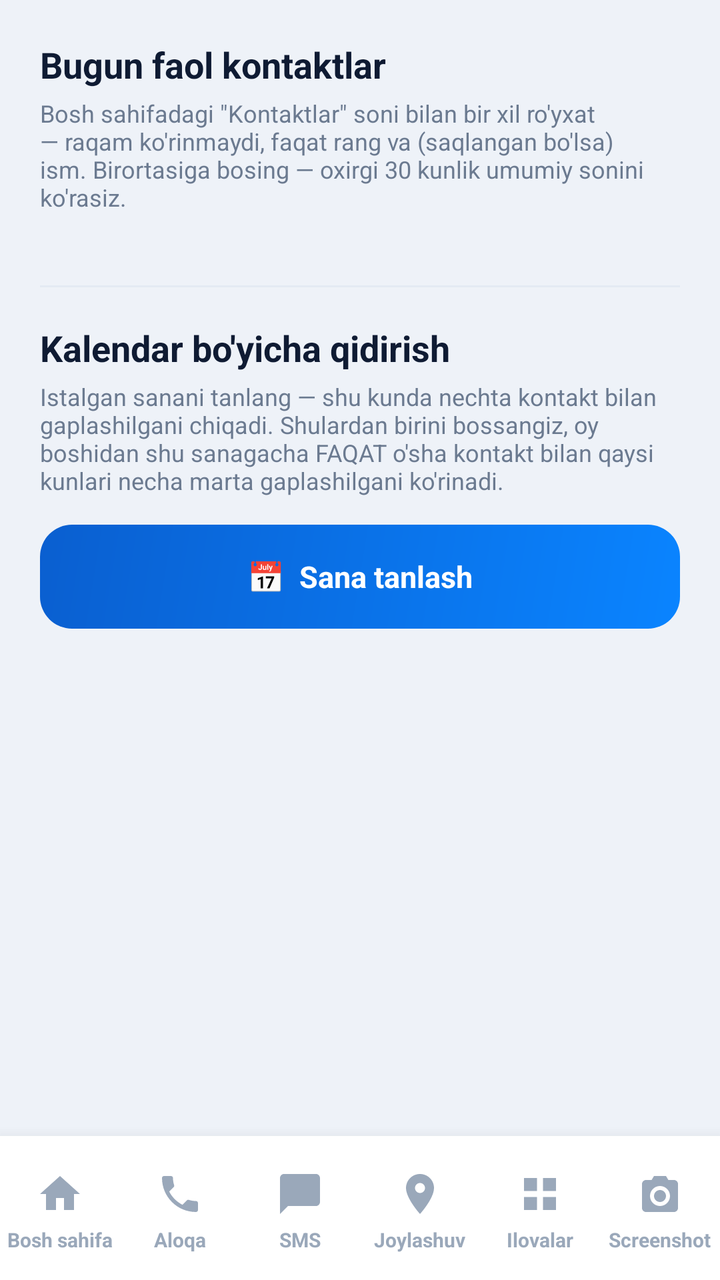
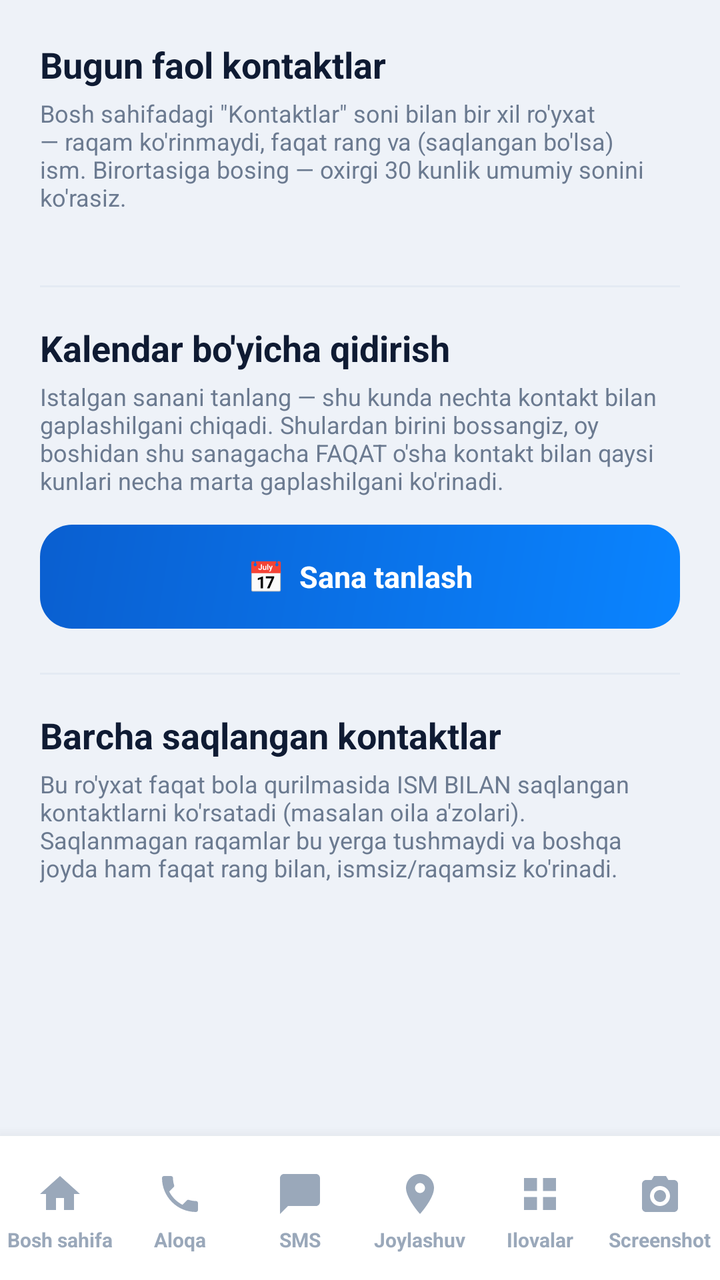

An Android layout rendered at two revisions. The XML below is the earlier revision; the diff shows what the commit changed to produce the second picture.
<!-- AndroidManifest.xml: application theme Theme.OilaNazorati -->
<!-- res/layout/activity_saved_contacts.xml -->
<?xml version="1.0" encoding="utf-8"?>
<LinearLayout xmlns:android="http://schemas.android.com/apk/res/android"
    android:layout_width="match_parent"
    android:layout_height="match_parent"
    android:orientation="vertical"
    android:background="@color/color_bg">

    <ScrollView
        android:layout_width="match_parent"
        android:layout_height="0dp"
        android:layout_weight="1">

        <LinearLayout
            android:layout_width="match_parent"
            android:layout_height="wrap_content"
            android:orientation="vertical"
            android:padding="20dp">

            <TextView
                android:layout_width="match_parent"
                android:layout_height="wrap_content"
                android:text="Bugun faol kontaktlar"
                android:textSize="18sp"
                android:textStyle="bold"
                android:textColor="@color/color_text_primary"/>

            <TextView
                android:layout_width="match_parent"
                android:layout_height="wrap_content"
                android:text="Bosh sahifadagi &quot;Kontaktlar&quot; soni bilan bir xil ro'yxat — raqam ko'rinmaydi, faqat rang va (saqlangan bo'lsa) ism. Birortasiga bosing — oxirgi 30 kunlik umumiy sonini ko'rasiz."
                android:textSize="12sp"
                android:textColor="@color/color_text_secondary"
                android:layout_marginTop="4dp"
                android:layout_marginBottom="14dp"/>

            <TextView
                android:id="@+id/todayEmptyText"
                android:layout_width="match_parent"
                android:layout_height="wrap_content"
                android:text="Bugun hali hech kim bilan gaplashilmagan."
                android:textSize="13sp"
                android:textColor="@color/color_text_secondary"
                android:visibility="gone"
                android:layout_marginBottom="8dp"/>

            <androidx.recyclerview.widget.RecyclerView
                android:id="@+id/todayContactsList"
                android:layout_width="match_parent"
                android:layout_height="wrap_content"
                android:nestedScrollingEnabled="false"/>

            <View
                android:layout_width="match_parent"
                android:layout_height="1dp"
                android:background="@color/color_border"
                android:layout_marginTop="22dp"
                android:layout_marginBottom="18dp"/>

            <TextView
                android:layout_width="match_parent"
                android:layout_height="wrap_content"
                android:text="Kalendar bo'yicha qidirish"
                android:textSize="18sp"
                android:textStyle="bold"
                android:textColor="@color/color_text_primary"/>

            <TextView
                android:layout_width="match_parent"
                android:layout_height="wrap_content"
                android:text="Istalgan sanani tanlang — shu kunda nechta kontakt bilan gaplashilgani chiqadi. Shulardan birini bossangiz, oy boshidan shu sanagacha FAQAT o'sha kontakt bilan qaysi kunlari necha marta gaplashilgani ko'rinadi."
                android:textSize="12sp"
                android:textColor="@color/color_text_secondary"
                android:layout_marginTop="4dp"
                android:layout_marginBottom="14dp"/>

            <TextView
                android:id="@+id/btnPickDate"
                android:layout_width="match_parent"
                android:layout_height="52dp"
                android:gravity="center"
                android:text="📅  Sana tanlash"
                android:textColor="#FFFFFF"
                android:textStyle="bold"
                android:textSize="15sp"
                android:background="@drawable/bg_button_primary"
                android:clickable="true"
                android:focusable="true"/>

            <LinearLayout
                android:id="@+id/dayResultCard"
                android:layout_width="match_parent"
                android:layout_height="wrap_content"
                android:orientation="vertical"
                android:background="@drawable/bg_card_theme"
                android:padding="16dp"
                android:layout_marginTop="16dp"
                android:visibility="gone">

                <TextView
                    android:id="@+id/selectedDateLabel"
                    android:layout_width="match_parent"
                    android:layout_height="wrap_content"
                    android:textSize="13sp"
                    android:textColor="@color/color_text_secondary"/>

                <TextView
                    android:id="@+id/dayCountLabel"
                    android:layout_width="match_parent"
                    android:layout_height="wrap_content"
                    android:textSize="16sp"
                    android:textStyle="bold"
                    android:textColor="@color/color_text_primary"
                    android:layout_marginTop="2dp"
                    android:layout_marginBottom="12dp"/>

                <TextView
                    android:id="@+id/dayEmptyText"
                    android:layout_width="match_parent"
                    android:layout_height="wrap_content"
                    android:text="Bu kunda hech kim bilan gaplashilmagan."
                    android:textSize="13sp"
                    android:textColor="@color/color_text_secondary"
                    android:visibility="gone"/>

                <androidx.recyclerview.widget.RecyclerView
                    android:id="@+id/dayContactsList"
                    android:layout_width="match_parent"
                    android:layout_height="wrap_content"
                    android:nestedScrollingEnabled="false"/>

            </LinearLayout>

        </LinearLayout>
    </ScrollView>

    <include layout="@layout/layout_bottom_nav"/>

</LinearLayout>
<!-- res/layout/layout_bottom_nav.xml (included above) -->
<?xml version="1.0" encoding="utf-8"?>
<LinearLayout xmlns:android="http://schemas.android.com/apk/res/android"
    android:layout_width="match_parent"
    android:layout_height="72dp"
    android:orientation="horizontal"
    android:background="@color/color_surface"
    android:elevation="12dp"
    android:paddingTop="4dp">

    <LinearLayout
        android:id="@+id/navHome"
        android:layout_width="0dp" android:layout_height="match_parent" android:layout_weight="1"
        android:orientation="vertical" android:gravity="center"
        android:background="?attr/selectableItemBackground" android:clickable="true" android:focusable="true">
        <ImageView android:layout_width="24dp" android:layout_height="24dp" android:src="@drawable/ic_nav_home" android:tint="@color/color_nav_inactive" android:contentDescription="Bosh sahifa"/>
        <TextView android:layout_width="wrap_content" android:layout_height="wrap_content" android:layout_marginTop="4dp" android:text="Bosh sahifa" android:textColor="@color/color_nav_inactive" android:textSize="10sp" android:textStyle="bold" android:maxLines="1" android:ellipsize="end"/>
    </LinearLayout>

    <LinearLayout
        android:id="@+id/navCalls"
        android:layout_width="0dp" android:layout_height="match_parent" android:layout_weight="1"
        android:orientation="vertical" android:gravity="center"
        android:background="?attr/selectableItemBackground" android:clickable="true" android:focusable="true">
        <ImageView android:layout_width="24dp" android:layout_height="24dp" android:src="@drawable/ic_nav_call" android:tint="@color/color_nav_inactive" android:contentDescription="Aloqa"/>
        <TextView android:layout_width="wrap_content" android:layout_height="wrap_content" android:layout_marginTop="4dp" android:text="Aloqa" android:textColor="@color/color_nav_inactive" android:textSize="10sp" android:textStyle="bold" android:maxLines="1" android:ellipsize="end"/>
    </LinearLayout>

    <LinearLayout
        android:id="@+id/navSms"
        android:layout_width="0dp" android:layout_height="match_parent" android:layout_weight="1"
        android:orientation="vertical" android:gravity="center"
        android:background="?attr/selectableItemBackground" android:clickable="true" android:focusable="true">
        <ImageView android:layout_width="24dp" android:layout_height="24dp" android:src="@drawable/ic_message" android:tint="@color/color_nav_inactive" android:contentDescription="SMS"/>
        <TextView android:layout_width="wrap_content" android:layout_height="wrap_content" android:layout_marginTop="4dp" android:text="SMS" android:textColor="@color/color_nav_inactive" android:textSize="10sp" android:textStyle="bold" android:maxLines="1" android:ellipsize="end"/>
    </LinearLayout>

    <LinearLayout
        android:id="@+id/navLocation"
        android:layout_width="0dp" android:layout_height="match_parent" android:layout_weight="1"
        android:orientation="vertical" android:gravity="center"
        android:background="?attr/selectableItemBackground" android:clickable="true" android:focusable="true">
        <ImageView android:layout_width="24dp" android:layout_height="24dp" android:src="@drawable/ic_nav_location" android:tint="@color/color_nav_inactive" android:contentDescription="Joylashuv"/>
        <TextView android:layout_width="wrap_content" android:layout_height="wrap_content" android:layout_marginTop="4dp" android:text="Joylashuv" android:textColor="@color/color_nav_inactive" android:textSize="10sp" android:textStyle="bold" android:maxLines="1" android:ellipsize="end"/>
    </LinearLayout>

    <LinearLayout
        android:id="@+id/navApps"
        android:layout_width="0dp" android:layout_height="match_parent" android:layout_weight="1"
        android:orientation="vertical" android:gravity="center"
        android:background="?attr/selectableItemBackground" android:clickable="true" android:focusable="true">
        <ImageView android:layout_width="24dp" android:layout_height="24dp" android:src="@drawable/ic_nav_apps" android:tint="@color/color_nav_inactive" android:contentDescription="Ilovalar"/>
        <TextView android:layout_width="wrap_content" android:layout_height="wrap_content" android:layout_marginTop="4dp" android:text="Ilovalar" android:textColor="@color/color_nav_inactive" android:textSize="10sp" android:textStyle="bold" android:maxLines="1" android:ellipsize="end"/>
    </LinearLayout>

    <LinearLayout
        android:id="@+id/navScreenshot"
        android:layout_width="0dp" android:layout_height="match_parent" android:layout_weight="1"
        android:orientation="vertical" android:gravity="center"
        android:background="?attr/selectableItemBackground" android:clickable="true" android:focusable="true">
        <ImageView android:layout_width="24dp" android:layout_height="24dp" android:src="@drawable/ic_nav_screenshot" android:tint="@color/color_nav_inactive" android:contentDescription="Screenshot"/>
        <TextView android:layout_width="wrap_content" android:layout_height="wrap_content" android:layout_marginTop="4dp" android:text="Screenshot" android:textColor="@color/color_nav_inactive" android:textSize="10sp" android:textStyle="bold" android:maxLines="1" android:ellipsize="end"/>
    </LinearLayout>

</LinearLayout>
<!-- resources referenced by this layout -->
<resources>
  <color name="color_bg">#EEF2F8</color>
  <color name="color_border">#E4EAF3</color>
  <color name="color_nav_inactive">#9AA8BA</color>
  <color name="color_surface">#FFFFFF</color>
  <color name="color_text_primary">#0F1B33</color>
  <color name="color_text_secondary">#6B7A90</color>
  <!-- drawable bg_button_primary (drawable) -->
  <?xml version="1.0" encoding="utf-8"?>
  <ripple xmlns:android="http://schemas.android.com/apk/res/android" android:color="#33FFFFFF">
      <item>
          <shape android:shape="rectangle">
              <gradient android:type="linear" android:angle="135" android:startColor="@color/color_primary" android:endColor="@color/color_primary_dark"/>
              <corners android:radius="16dp"/>
          </shape>
      </item>
  </ripple>
  <!-- drawable bg_card_theme (drawable) -->
  <?xml version="1.0" encoding="utf-8"?>
  <shape xmlns:android="http://schemas.android.com/apk/res/android">
      <solid android:color="@color/color_surface"/>
      <corners android:radius="22dp"/>
      <stroke android:width="1dp" android:color="@color/color_border"/>
  </shape>
  <!-- drawable ic_message (drawable) -->
  <vector xmlns:android="http://schemas.android.com/apk/res/android"
      android:width="24dp" android:height="24dp"
      android:viewportWidth="24" android:viewportHeight="24">
      <path android:fillColor="#FFFFFF"
          android:pathData="M20,2L4,2c-1.1,0 -2,0.9 -2,2v18l4,-4h14c1.1,0 2,-0.9 2,-2L22,4c0,-1.1 -0.9,-2 -2,-2z"/>
  </vector>
  <!-- drawable ic_nav_apps (drawable) -->
  <vector xmlns:android="http://schemas.android.com/apk/res/android"
      android:width="24dp" android:height="24dp"
      android:viewportWidth="24" android:viewportHeight="24">
      <path android:fillColor="#FFFFFF"
          android:pathData="M4,4h6.5v6.5H4V4zM13.5,4H20v6.5h-6.5V4zM4,13.5h6.5V20H4V13.5zM13.5,13.5H20V20h-6.5V13.5z"/>
  </vector>
  <!-- drawable ic_nav_call (drawable) -->
  <vector xmlns:android="http://schemas.android.com/apk/res/android"
      android:width="24dp" android:height="24dp"
      android:viewportWidth="24" android:viewportHeight="24">
      <path android:fillColor="#FFFFFF"
          android:pathData="M6.62,10.79c1.44,2.83 3.76,5.14 6.59,6.59l2.2,-2.2c0.27,-0.27 0.67,-0.36 1.02,-0.24 1.12,0.37 2.33,0.57 3.57,0.57 0.55,0 1,0.45 1,1L21,20c0,0.55 -0.45,1 -1,1 -9.39,0 -17,-7.61 -17,-17 0,-0.55 0.45,-1 1,-1h3.5c0.55,0 1,0.45 1,1 0,1.25 0.2,2.45 0.57,3.57 0.11,0.35 0.03,0.74 -0.25,1.02L6.62,10.79z"/>
  </vector>
  <!-- drawable ic_nav_home (drawable) -->
  <vector xmlns:android="http://schemas.android.com/apk/res/android"
      android:width="24dp" android:height="24dp"
      android:viewportWidth="24" android:viewportHeight="24">
      <path android:fillColor="#FFFFFF"
          android:pathData="M10,20v-6h4v6h5v-8h3L12,3 2,12h3v8z"/>
  </vector>
  <!-- drawable ic_nav_location (drawable) -->
  <vector xmlns:android="http://schemas.android.com/apk/res/android"
      android:width="24dp" android:height="24dp"
      android:viewportWidth="24" android:viewportHeight="24">
      <path android:fillColor="#FFFFFF"
          android:pathData="M12,2C8.13,2 5,5.13 5,9c0,5.25 7,13 7,13s7,-7.75 7,-13c0,-3.87 -3.13,-7 -7,-7zM12,11.5c-1.38,0 -2.5,-1.12 -2.5,-2.5s1.12,-2.5 2.5,-2.5 2.5,1.12 2.5,2.5 -1.12,2.5 -2.5,2.5z"/>
  </vector>
  <color name="color_primary">#0A84FF</color>
  <color name="color_primary_dark">#0A5FD0</color>
  <style name="Widget.OilaNazorati.Button" parent="Widget.MaterialComponents.Button">
          <item name="backgroundTint">@color/selector_button_primary</item>
          <item name="android:textColor">#FFFFFF</item>
          <item name="cornerRadius">16dp</item>
      </style>
  <style name="Widget.OilaNazorati.AlertDialogButton" parent="Widget.MaterialComponents.Button.TextButton.Dialog">
          <item name="android:textColor">@color/color_primary</item>
      </style>
  <!-- unchanged entries left out for length: 3 -->
</resources>

<!-- the commit's change to res/layout/activity_saved_contacts.xml (unified diff, before → after) -->
@@ -129,6 +129,36 @@
                     android:nestedScrollingEnabled="false"/>
 
             </LinearLayout>
+
+            <View
+                android:layout_width="match_parent"
+                android:layout_height="1dp"
+                android:background="@color/color_border"
+                android:layout_marginTop="22dp"
+                android:layout_marginBottom="18dp"/>
+
+            <TextView
+                android:layout_width="match_parent"
+                android:layout_height="wrap_content"
+                android:text="Barcha saqlangan kontaktlar"
+                android:textSize="18sp"
+                android:textStyle="bold"
+                android:textColor="@color/color_text_primary"/>
+
+            <TextView
+                android:layout_width="match_parent"
+                android:layout_height="wrap_content"
+                android:text="Bu ro'yxat faqat bola qurilmasida ISM BILAN saqlangan kontaktlarni ko'rsatadi (masalan oila a'zolari). Saqlanmagan raqamlar bu yerga tushmaydi va boshqa joyda ham faqat rang bilan, ismsiz/raqamsiz ko'rinadi."
+                android:textSize="12sp"
+                android:textColor="@color/color_text_secondary"
+                android:layout_marginTop="4dp"
+                android:layout_marginBottom="14dp"/>
+
+            <androidx.recyclerview.widget.RecyclerView
+                android:id="@+id/savedContactsList"
+                android:layout_width="match_parent"
+                android:layout_height="wrap_content"
+                android:nestedScrollingEnabled="false"/>
 
         </LinearLayout>
     </ScrollView>
